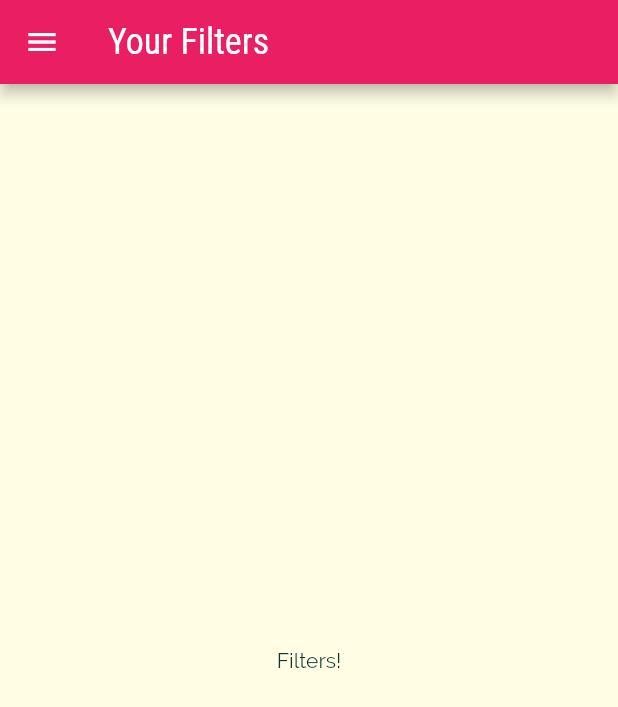
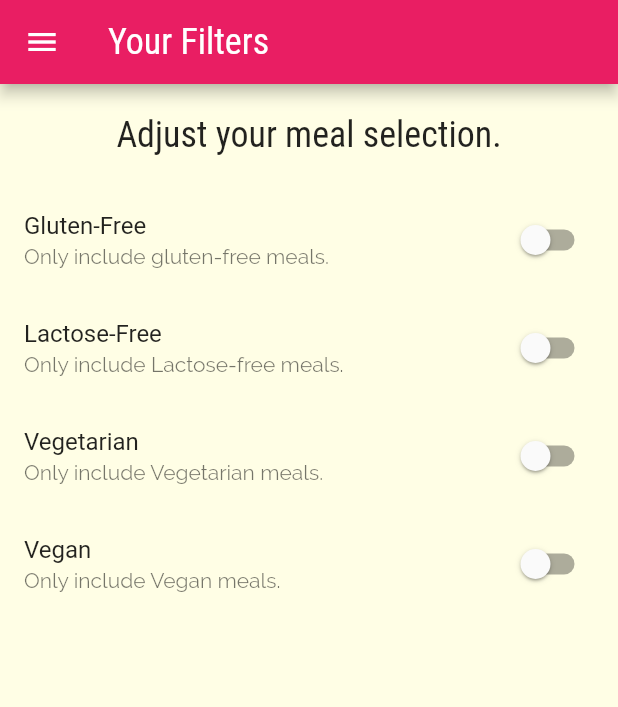
Before and after one commit to Kaiyan10/flutter-UdemyStudy-section8, a Flutter app: the FiltersScreen screen opened by its route, on a phone screen of 412 x 824 dp. Shown: the top 707 px of the screen. Run offline on Flutter 3.47's test engine with Material 2 defaults, Android fonts, the phone set to English and light mode, and no system bars.

Commit message:
20230412

```diff
--- a/lib/screens/filters_screen.dart
+++ b/lib/screens/filters_screen.dart
@@ -1,19 +1,83 @@
 import 'package:flutter/material.dart';
 import 'package:flutter_complete_guide/widgets/main_drawer.dart';
 
-class FiltersScreen extends StatelessWidget {
+class FiltersScreen extends StatefulWidget {
   static const routeName = '/filters';
+
+  @override
+  State<FiltersScreen> createState() => _FiltersScreenState();
+}
+
+class _FiltersScreenState extends State<FiltersScreen> {
+  bool _glutenFree = false;
+  bool _vegetarian = false;
+  bool _isVegan = false;
+  bool _lactoseFree = false;
+
+  Widget _buildSwitchListTile(String title, String description,
+      bool currentValue, Function updateValue) {
+    return SwitchListTile(
+      title: Text(title),
+      value: currentValue,
+      onChanged: updateValue,
+      subtitle: Text(description),
+    );
+  }
 
   @override
   Widget build(BuildContext context) {
     return Scaffold(
-      appBar: AppBar(
-        title: Text("Your Filters"),
-      ),
-      drawer: MainDrawer(),
-      body: Center(
-        child: Text("Filters!"),
-      ),
-    );
+        appBar: AppBar(
+          title: Text("Your Filters"),
+        ),
+        drawer: MainDrawer(),
+        body: Column(
+          children: <Widget>[
+            Container(
+              padding: EdgeInsets.all(20),
+              child: Text(
+                'Adjust your meal selection.',
+                style: Theme.of(context).textTheme.headline6,
+              ),
+            ),
+            Expanded(
+              child: ListView(
+                children: <Widget>[
+                  _buildSwitchListTile(
+                      'Gluten-Free',
+                      'Only include gluten-free meals.',
+                      _glutenFree, (newValue) {
+                    setState(() {
+                      _glutenFree = newValue;
+                    });
+                  }),
+                  _buildSwitchListTile(
+                      'Lactose-Free',
+                      'Only include Lactose-free meals.',
+                      _lactoseFree, (newValue) {
+                    setState(() {
+                      _lactoseFree = newValue;
+                    });
+                  }),
+                  _buildSwitchListTile(
+                      'Vegetarian',
+                      'Only include Vegetarian meals.',
+                      _vegetarian, (newValue) {
+                    setState(() {
+                      _vegetarian = newValue;
+                    });
+                  }),
+                  _buildSwitchListTile(
+                      'Vegan', 'Only include Vegan meals.', _isVegan,
+                      (newValue) {
+                    setState(() {
+                      _isVegan = newValue;
+                    });
+                  }),
+                ],
+              ),
+            )
+          ],
+        ));
   }
 }
```
